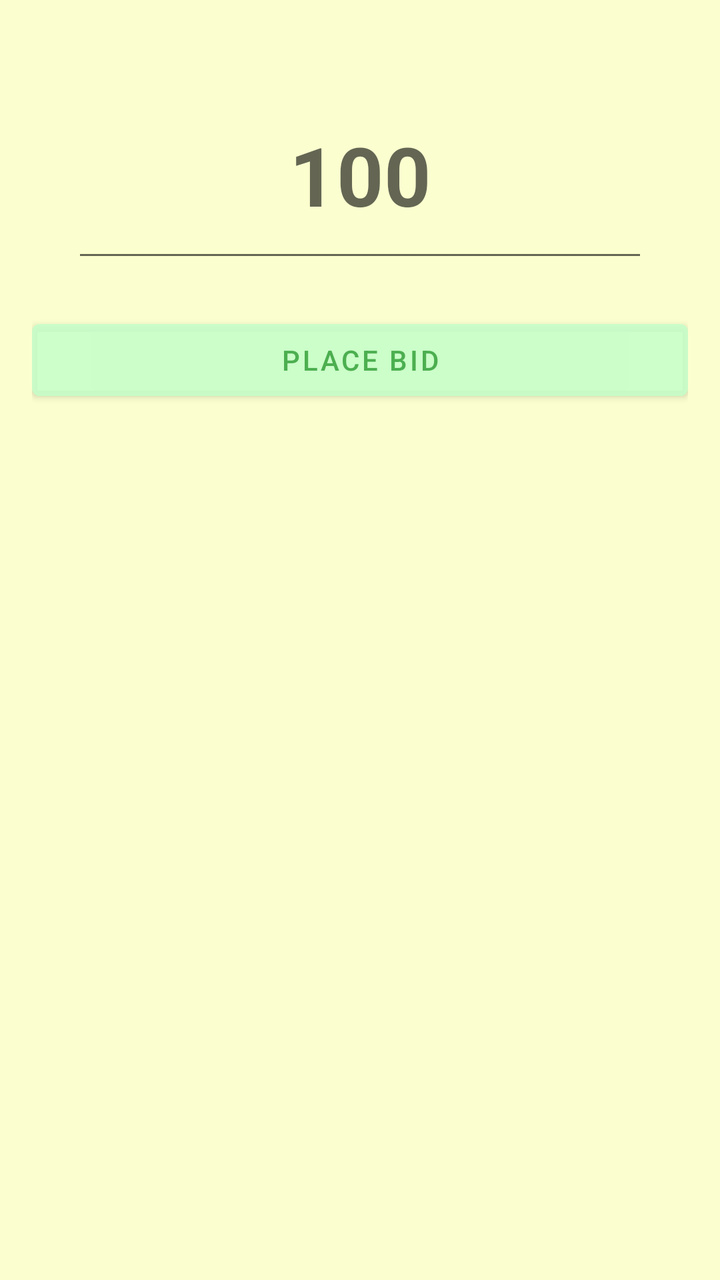
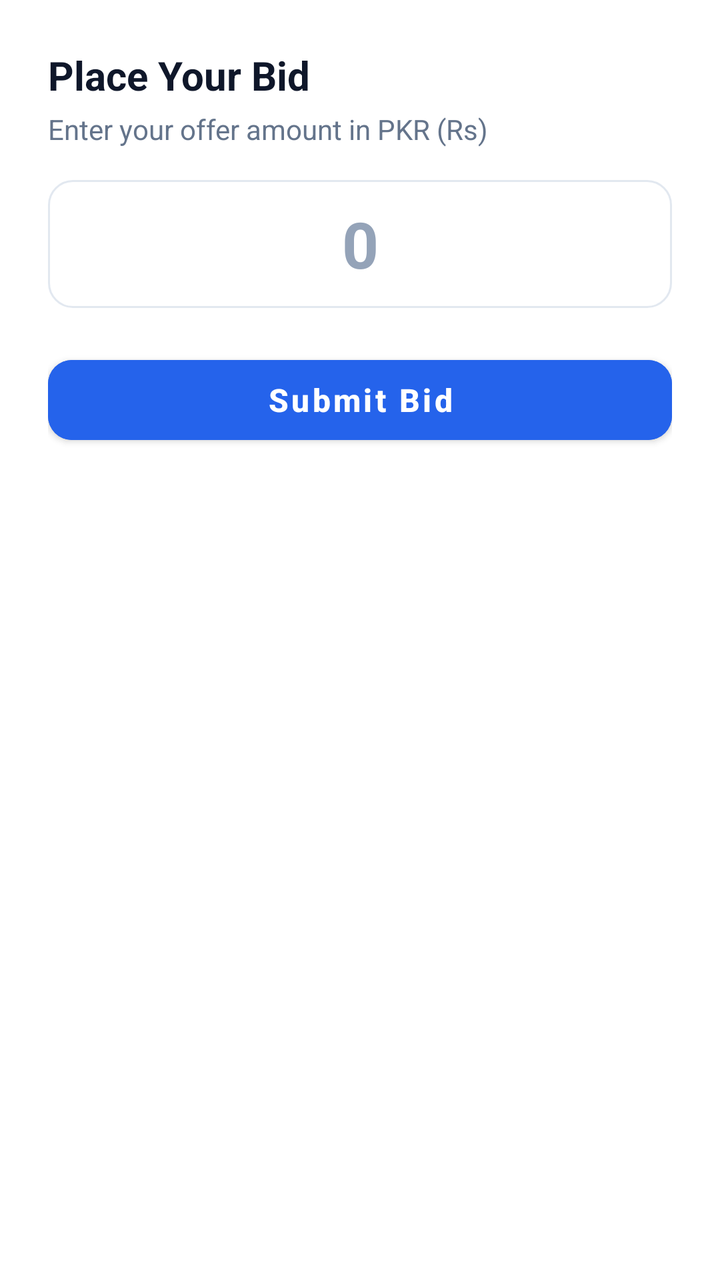

Compare the two renders of this Android layout. The source of the first and the diff that turns it into the second are given below.
<!-- AndroidManifest.xml: application theme Theme.BitMarket -->
<!-- res/layout/dialog_place_bid.xml -->
<LinearLayout
    xmlns:android="http://schemas.android.com/apk/res/android"
    android:layout_width="match_parent"
    android:layout_height="wrap_content"
    android:background="@color/light_yellow"
    android:orientation="vertical"
    android:padding="16dp">

    <EditText
        android:id="@+id/edit_bid_amount"
        android:layout_width="match_parent"
        android:layout_margin="20dp"
        android:layout_height="100dp"
        android:hint="100"
        android:layout_gravity="center"
        android:textStyle="bold"
        android:gravity="center"
        android:textSize="41sp"
        android:inputType="numberDecimal"
        android:layout_marginBottom="16dp" />

    <Button
        android:id="@+id/button_place_bid"
        android:layout_width="match_parent"
        android:backgroundTint="@color/card_item"
        android:layout_height="wrap_content"
        android:textColor="@color/purple_500"
        android:text="Place Bid" />
</LinearLayout>
<!-- resources referenced by this layout -->
<resources>
  <color name="card_item">#ABC7FFC9</color>
  <color name="light_yellow">#FBFFCF</color>
  <color name="purple_500">#4CAF50</color>
  <style name="Theme.BitMarket" parent="Theme.MaterialComponents.DayNight.DarkActionBar">
          
          <item name="android:colorPrimary">@color/purple_500</item>
          <item name="colorPrimaryVariant">@color/purple_700</item>
          <item name="colorOnPrimary">@color/white</item>
          
          <item name="colorSecondary">@color/teal_200</item>
          <item name="colorSecondaryVariant">@color/teal_700</item>
          <item name="colorOnSecondary">@color/purple_500</item>
          
          <item name="android:statusBarColor">?attr/colorPrimaryVariant</item>
          
      </style>
  <color name="purple_700">#2980B9 </color>
  <color name="white">#FFFFFFFF</color>
  <color name="teal_200">#FF03DAC5</color>
  <color name="teal_700">#FF018786</color>
</resources>

<!-- the commit's change to res/layout/dialog_place_bid.xml (unified diff, before → after) -->
@@ -1,29 +1,53 @@
-<LinearLayout
-    xmlns:android="http://schemas.android.com/apk/res/android"
+<?xml version="1.0" encoding="utf-8"?>
+<LinearLayout xmlns:android="http://schemas.android.com/apk/res/android"
+    xmlns:app="http://schemas.android.com/apk/res-auto"
     android:layout_width="match_parent"
     android:layout_height="wrap_content"
-    android:background="@color/light_yellow"
+    android:background="@color/white"
     android:orientation="vertical"
-    android:padding="16dp">
+    android:padding="24dp">
+
+    <TextView
+        android:layout_width="wrap_content"
+        android:layout_height="wrap_content"
+        android:text="Place Your Bid"
+        android:textColor="@color/black"
+        android:textSize="20sp"
+        android:textStyle="bold" />
+
+    <TextView
+        android:layout_width="wrap_content"
+        android:layout_height="wrap_content"
+        android:layout_marginTop="4dp"
+        android:text="Enter your offer amount in PKR (Rs)"
+        android:textColor="@color/slate_500"
+        android:textSize="14sp" />
 
     <EditText
         android:id="@+id/edit_bid_amount"
         android:layout_width="match_parent"
-        android:layout_margin="20dp"
-        android:layout_height="100dp"
-        android:hint="100"
-        android:layout_gravity="center"
-        android:textStyle="bold"
+        android:layout_height="64dp"
+        android:layout_marginTop="16dp"
+        android:background="@drawable/bg_input_field"
         android:gravity="center"
-        android:textSize="41sp"
+        android:hint="0"
         android:inputType="numberDecimal"
-        android:layout_marginBottom="16dp" />
+        android:textColor="@color/black"
+        android:textColorHint="@color/slate_400"
+        android:textSize="32sp"
+        android:textStyle="bold" />
 
     <Button
         android:id="@+id/button_place_bid"
         android:layout_width="match_parent"
-        android:backgroundTint="@color/card_item"
-        android:layout_height="wrap_content"
-        android:textColor="@color/purple_500"
-        android:text="Place Bid" />
+        android:layout_height="52dp"
+        android:layout_marginTop="20dp"
+        android:backgroundTint="@color/purple_500"
+        android:text="Submit Bid"
+        android:textAllCaps="false"
+        android:textColor="@color/white"
+        android:textSize="16sp"
+        android:textStyle="bold"
+        app:cornerRadius="12dp" />
+
 </LinearLayout>
<!-- resource entries referenced after the edit -->
@@ -1,24 +1,35 @@
 <!-- resources referenced by this layout -->
 <resources>
-  <color name="card_item">#ABC7FFC9</color>
-  <color name="light_yellow">#FBFFCF</color>
-  <color name="purple_500">#4CAF50</color>
+  <color name="black">#0F172A</color>
+  <color name="purple_500">#2563EB</color>
+  <color name="slate_400">#94A3B8</color>
+  <color name="slate_500">#64748B</color>
   <style name="Theme.BitMarket" parent="Theme.MaterialComponents.DayNight.DarkActionBar">
           
-          <item name="android:colorPrimary">@color/purple_500</item>
+          <item name="colorPrimary">@color/purple_500</item>
           <item name="colorPrimaryVariant">@color/purple_700</item>
           <item name="colorOnPrimary">@color/white</item>
           
           <item name="colorSecondary">@color/teal_200</item>
           <item name="colorSecondaryVariant">@color/teal_700</item>
-          <item name="colorOnSecondary">@color/purple_500</item>
+          <item name="colorOnSecondary">@color/white</item>
           
-          <item name="android:statusBarColor">?attr/colorPrimaryVariant</item>
-          
+          <item name="android:statusBarColor">@color/purple_700</item>
       </style>
-  <color name="purple_700">#2980B9 </color>
-  <color name="white">#FFFFFFFF</color>
-  <color name="teal_200">#FF03DAC5</color>
-  <color name="teal_700">#FF018786</color>
+  <color name="slate_200">#E2E8F0</color>
+  <color name="purple_700">#1D4ED8</color>
+  <color name="white">#FFFFFF</color>
+  <!-- drawable bg_input_field (drawable) -->
+  <?xml version="1.0" encoding="utf-8"?>
+  <shape xmlns:android="http://schemas.android.com/apk/res/android"
+      android:shape="rectangle">
+      <solid android:color="@color/white" />
+      <corners android:radius="12dp" />
+      <stroke
+          android:width="1dp"
+          android:color="@color/slate_200" />
+  </shape>
+  <color name="teal_200">#10B981</color>
+  <color name="teal_700">#047857</color>
 </resources>
 
